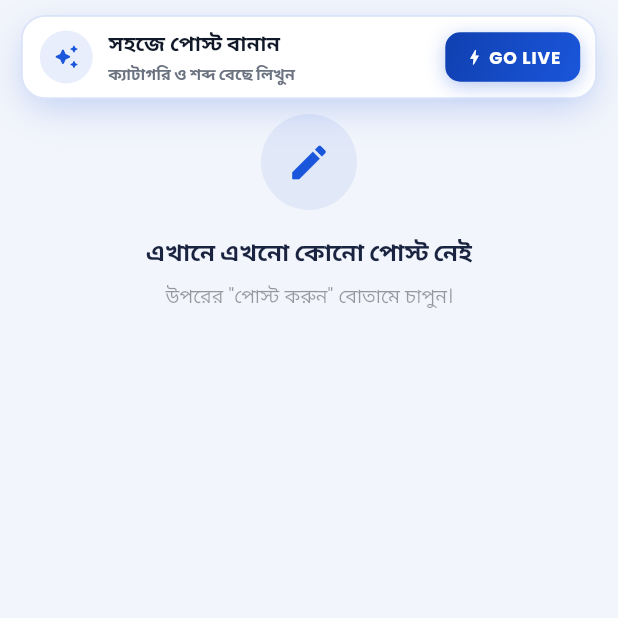
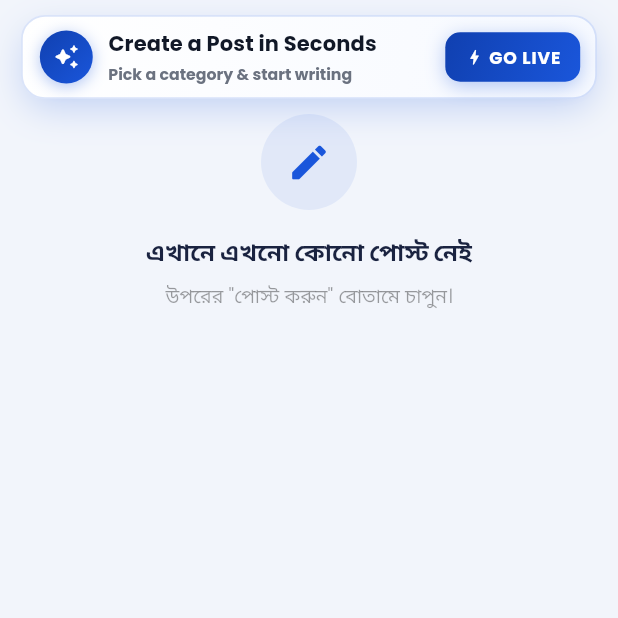
Before and after one commit to hasib94badhon/aarambd, a Flutter app: the DescriptionLandingPage screen opened directly, on a phone screen of 412 x 824 dp, the top half of it. Run offline on Flutter 3.47's test engine with Material 3 defaults, Android fonts, the phone set to English and light mode, and no system bars; our stand-ins replace animated_bottom_navigation_bar, app_links, cached_network_image, firebase_core, firebase_messaging, flutter_local_notifications and 14 more; accounts and stored records are empty; network calls fail.

Commit message:
5 August 2026, It also known as 36 July

```diff
--- a/lib/pages/description_landing_page.dart
+++ b/lib/pages/description_landing_page.dart
@@ -552,7 +552,11 @@ class _PostPromptBarState extends State<_PostPromptBar>
             child: Container(
               height: 56,
               decoration: BoxDecoration(
-                color: Colors.white,
+                gradient: LinearGradient(
+                  colors: [Colors.white, const Color(0xFFF6F9FF)],
+                  begin: Alignment.topLeft,
+                  end: Alignment.bottomRight,
+                ),
                 borderRadius: BorderRadius.circular(16),
                 border: Border.all(
                   color: _brand.withValues(alpha: 0.16),
@@ -577,11 +581,22 @@ class _PostPromptBarState extends State<_PostPromptBar>
                       width: 34,
                       height: 34,
                       decoration: BoxDecoration(
-                        color: _brand.withValues(alpha: 0.10),
+                        gradient: const LinearGradient(
+                          colors: [Color(0xFF1040B0), _brand],
+                          begin: Alignment.topLeft,
+                          end: Alignment.bottomRight,
+                        ),
                         shape: BoxShape.circle,
+                        boxShadow: [
+                          BoxShadow(
+                            color: _brand.withValues(alpha: 0.35),
+                            blurRadius: 8,
+                            offset: const Offset(0, 2),
+                          ),
+                        ],
                       ),
                       child: const Icon(Icons.auto_awesome_rounded,
-                          size: 17, color: _brand),
+                          size: 17, color: Colors.white),
                     ),
                   ),
                   const SizedBox(width: 11),
@@ -591,7 +606,7 @@ class _PostPromptBarState extends State<_PostPromptBar>
                       mainAxisSize: MainAxisSize.min,
                       children: [
                         Text(
-                          'সহজে পোস্ট বানান',
+                          'Create a Post in Seconds',
                           maxLines: 1,
                           overflow: TextOverflow.ellipsis,
                           style: TextStyle(
@@ -603,7 +618,7 @@ class _PostPromptBarState extends State<_PostPromptBar>
                         ),
                         SizedBox(height: 1),
                         Text(
-                          'ক্যাটাগরি ও শব্দ বেছে লিখুন',
+                          'Pick a category & start writing',
                           maxLines: 1,
                           overflow: TextOverflow.ellipsis,
                           style: TextStyle(
--- a/lib/screens/signup_screen.dart
+++ b/lib/screens/signup_screen.dart
@@ -445,7 +445,7 @@ class _SignUpState extends State<SignUpScreen> {
                 child: ClipRRect(
                   borderRadius: BorderRadius.circular(18),
                   child: Image.asset(
-                    'images/app_icon.png',
+                    'assets/images/app_icon.png',
                     fit: BoxFit.cover,
                     errorBuilder: (_, __, ___) => const Icon(
                       Icons.person_add_rounded,
--- a/lib/screens/splash_screen.dart
+++ b/lib/screens/splash_screen.dart
@@ -98,7 +98,7 @@ class _SplashScreenState extends State<SplashScreen>
                 CurvedAnimation(parent: _controller, curve: Curves.easeInOut),
               ),
               child: Image.asset(
-                "images/app_icon.png",
+                "assets/images/app_icon.png",
                 width: 120,
                 height: 120,
               ),
```
Also changed, not shown: lib/screens/login_screen.dart (+22 -16 lines), images/AaramBD_logo.jpg (deleted), images/app_icon.png (deleted), images/banner1.jpg (deleted), images/call1.png (deleted), images/call2.png (deleted), images/call3.png (deleted), images/call4.png (deleted), images/image1.png (deleted), images/image2.png (deleted), images/image3.png (deleted), images/image4.png (deleted), images/image5.png (deleted), images/image6.png (deleted), 1 more files, 1 other file.
